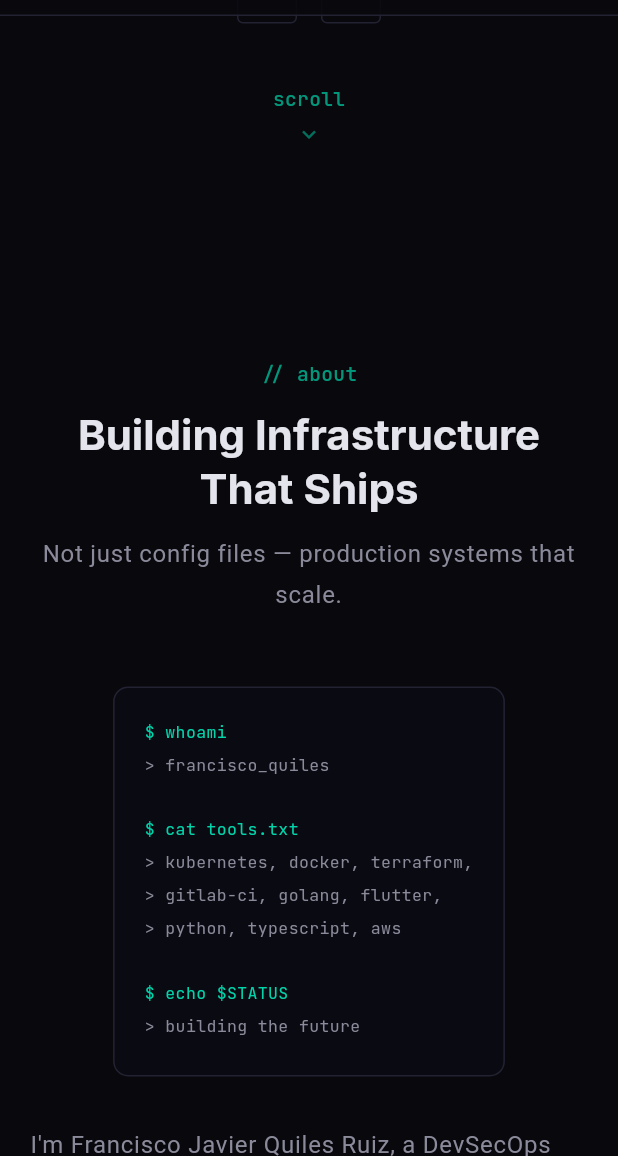
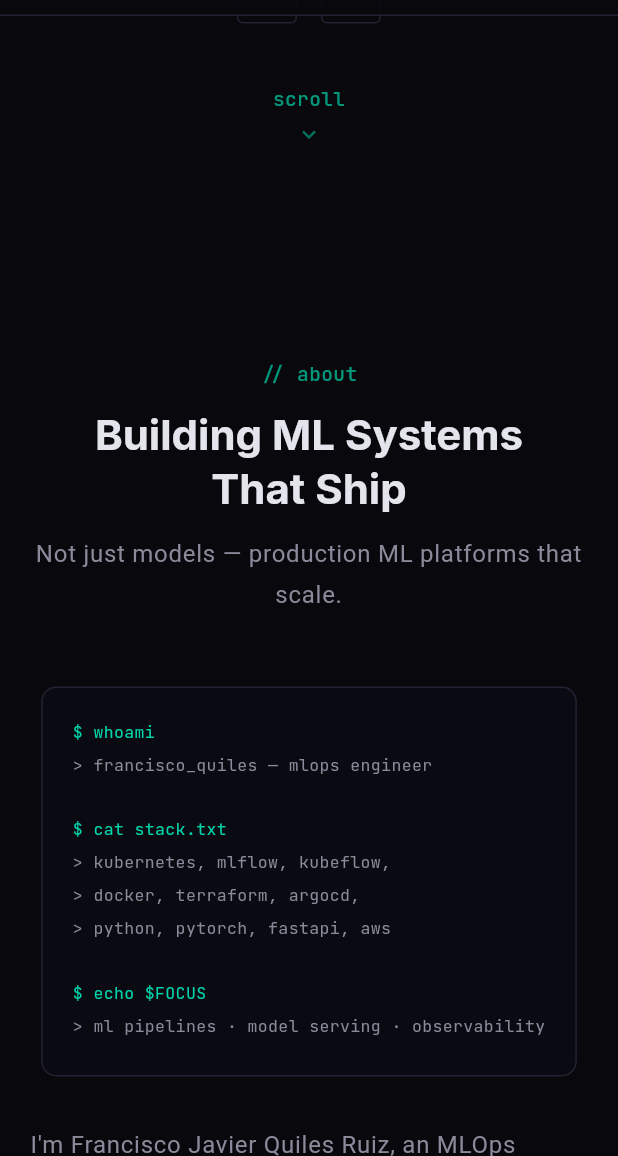
Before and after one commit to Franion03/franion03.github.io, a Flutter app: the screen it shows after launch, scrolled down 576 dp, on a phone screen of 412 x 824 dp, the part 80-1236 px from its top. Run offline on Flutter 3.47's test engine with Material 3 defaults, Android fonts, the phone set to English and light mode, and no system bars; our stand-ins replace google_fonts.

Commit message:
feat: rebrand portfolio as MLOps Engineer — update skills, experience, about, projects with mlops-pipeline

```diff
--- a/lib/data/experience.dart
+++ b/lib/data/experience.dart
@@ -18,28 +18,31 @@ const List<ExperienceData> experience = [
   ExperienceData(
     period: '2024 — Present',
     company: 'Swisscom',
-    role: 'DevSecOps Engineer',
+    role: 'MLOps / Platform Engineer',
     description:
-        'Kubernetes cluster deployment and management. Security automation, CI/CD pipeline design, '
-        'and cloud infrastructure provisioning. Built internal tooling for developer experience.',
-    tags: ['Kubernetes', 'Terraform', 'GitLab CI', 'Go', 'AWS'],
+        'Designing and operating ML infrastructure on EKS. Building ML pipelines with automated '
+        'training, model registry, and serving. GitOps-based deployments with ArgoCD, '
+        'Crossplane for infrastructure provisioning, and full observability with Prometheus/Grafana.',
+    tags: ['Kubernetes', 'MLflow', 'ArgoCD', 'Terraform', 'AWS', 'Python'],
   ),
   ExperienceData(
     period: '2023 — 2024',
     company: 'Swisscom',
-    role: 'Full Stack Developer',
+    role: 'Full Stack / ML Engineer',
     description:
-        'Full-stack development with TypeScript and Golang. Built cloud migration tooling on AWS. '
-        'Maintained CI/CD pipelines with GitLab. Implemented microservices architecture.',
-    tags: ['TypeScript', 'Go', 'AWS', 'GitLab CI', 'Docker'],
+        'Built ML-powered services with FastAPI and deployed on Kubernetes. Implemented CI/CD '
+        'pipelines for model training and serving. Developed data pipelines and feature engineering '
+        'workflows on AWS (S3, SageMaker, Lambda).',
+    tags: ['Python', 'FastAPI', 'Docker', 'AWS SageMaker', 'GitLab CI'],
   ),
   ExperienceData(
     period: '2020 — 2023',
     company: 'Odyssey Robotics',
-    role: 'Software Engineer',
+    role: 'ML Engineer',
     description:
-        'Flutter mobile development and Scrum Master. Designed ML pipelines in Python and developed '
-        'CNN models for video classification. Led a team of 4 engineers.',
-    tags: ['Flutter', 'Python', 'TensorFlow', 'Docker', 'Agile'],
+        'Designed and trained CNN models for real-time video classification. Built ML pipelines '
+        'in Python with automated retraining. Deployed models to edge devices with TensorFlow Lite. '
+        'Led a team of 4 engineers.',
+    tags: ['PyTorch', 'TensorFlow', 'Python', 'Docker', 'ML Pipelines'],
   ),
 ];
--- a/lib/data/skills.dart
+++ b/lib/data/skills.dart
@@ -9,25 +9,25 @@ class SkillData {
 }
 
 const List<SkillData> devopsSkills = [
-  SkillData(name: 'Kubernetes', percentage: 90),
-  SkillData(name: 'Docker', percentage: 92),
-  SkillData(name: 'Terraform', percentage: 85),
-  SkillData(name: 'GitLab CI/CD', percentage: 88),
-  SkillData(name: 'AWS', percentage: 82),
+  SkillData(name: 'Kubernetes / EKS', percentage: 92),
+  SkillData(name: 'Docker', percentage: 93),
+  SkillData(name: 'Terraform / IaC', percentage: 87),
+  SkillData(name: 'GitLab CI/CD', percentage: 90),
+  SkillData(name: 'AWS (SageMaker, EKS, S3)', percentage: 85),
 ];
 
 const List<SkillData> devSkills = [
-  SkillData(name: 'Go', percentage: 88),
-  SkillData(name: 'Flutter / Dart', percentage: 90),
-  SkillData(name: 'Python', percentage: 85),
-  SkillData(name: 'TypeScript', percentage: 80),
-  SkillData(name: 'Shell Scripting', percentage: 87),
+  SkillData(name: 'Python (ML/Data)', percentage: 90),
+  SkillData(name: 'MLflow / Experiment Tracking', percentage: 85),
+  SkillData(name: 'PyTorch / TensorFlow', percentage: 82),
+  SkillData(name: 'FastAPI / Model Serving', percentage: 88),
+  SkillData(name: 'Go', percentage: 85),
 ];
 
 const List<SkillData> securitySkills = [
-  SkillData(name: 'DevSecOps', percentage: 88),
-  SkillData(name: 'Network Security', percentage: 82),
-  SkillData(name: 'Container Security', percentage: 85),
-  SkillData(name: 'SAST / DAST', percentage: 80),
-  SkillData(name: 'IAM / RBAC', percentage: 83),
+  SkillData(name: 'ML Pipelines (Kubeflow/Airflow)', percentage: 85),
+  SkillData(name: 'Model Monitoring / Drift Detection', percentage: 82),
+  SkillData(name: 'Feature Stores / Data Pipelines', percentage: 80),
+  SkillData(name: 'Prometheus / Grafana', percentage: 88),
+  SkillData(name: 'ArgoCD / GitOps', percentage: 90),
 ];
--- a/lib/sections/about_section.dart
+++ b/lib/sections/about_section.dart
@@ -18,8 +18,8 @@ class AboutSection extends StatelessWidget {
         children: [
           const SectionHeader(
             comment: '// about',
-            title: 'Building Infrastructure\nThat Ships',
-            subtitle: 'Not just config files — production systems that scale.',
+            title: 'Building ML Systems\nThat Ship',
+            subtitle: 'Not just models — production ML platforms that scale.',
           ),
           const SizedBox(height: 48),
           isMobile
@@ -57,15 +57,15 @@ class _AboutTerminal extends StatelessWidget {
   Widget build(BuildContext context) {
     return const TerminalWidget(lines: [
       r'$ whoami',
-      r'> francisco_quiles',
+      r'> francisco_quiles — mlops engineer',
       r'',
-      r'$ cat tools.txt',
-      r'> kubernetes, docker, terraform,',
-      r'> gitlab-ci, golang, flutter,',
-      r'> python, typescript, aws',
+      r'$ cat stack.txt',
+      r'> kubernetes, mlflow, kubeflow,',
+      r'> docker, terraform, argocd,',
+      r'> python, pytorch, fastapi, aws',
       r'',
-      r'$ echo $STATUS',
-      r'> building the future',
+      r'$ echo $FOCUS',
+      r'> ml pipelines · model serving · observability',
     ]);
   }
 }
@@ -78,15 +78,15 @@ class _AboutBio extends StatelessWidget {
       crossAxisAlignment: CrossAxisAlignment.start,
       children: [
         Text(
-          "I'm Francisco Javier Quiles Ruiz, a DevSecOps Engineer based in Bern, Switzerland. "
-          "I specialize in building secure, scalable cloud infrastructure — from Kubernetes clusters "
-          "to automated CI/CD pipelines.\n\n"
-          "My work spans container orchestration, infrastructure as code, security automation, "
-          "and full-stack development. I believe the best infrastructure is invisible — "
-          "it just works, scales, and stays secure.\n\n"
-          "When I'm not deploying clusters or writing Terraform modules, you'll find me "
-          "contributing to open-source tools, earning cloud certifications, and mentoring "
-          "junior engineers.",
+          "I'm Francisco Javier Quiles Ruiz, an MLOps Engineer based in Bern, Switzerland. "
+          "I specialize in building production ML systems — from training pipelines and model "
+          "registries to scalable serving infrastructure.\n\n"
+          "My work bridges machine learning and platform engineering: Kubernetes-based ML platforms, "
+          "automated CI/CD for models, experiment tracking with MLflow, and real-time monitoring "
+          "for model drift and performance.\n\n"
+          "When I'm not deploying ML pipelines or optimizing model serving, you'll find me "
+          "building computer vision applications, earning cloud certifications, and contributing "
+          "to open-source ML tooling.",
           style: Theme.of(context).textTheme.bodyLarge,
         ),
       ],
--- a/lib/sections/hero_section.dart
+++ b/lib/sections/hero_section.dart
@@ -53,7 +53,7 @@ class HeroSection extends StatelessWidget {
           const SizedBox(height: 20),
           // Tagline
           Text(
-            'DevSecOps Engineer building secure, scalable infrastructure —\nfrom Kubernetes clusters to CI/CD pipelines. Turning complexity into reliability.',
+            'MLOps Engineer building production ML systems —\nfrom training pipelines to model serving at scale. Bridging ML and infrastructure.',
             textAlign: TextAlign.center,
             style: Theme.of(context).textTheme.bodyLarge,
           ),
--- a/lib/sections/skills_section.dart
+++ b/lib/sections/skills_section.dart
@@ -16,25 +16,25 @@ class SkillsSection extends StatelessWidget {
           const SectionHeader(
             comment: '// skills',
             title: 'Tech Stack',
-            subtitle: 'The tools and technologies I work with daily.',
+            subtitle: 'MLOps, ML Engineering, and Cloud Infrastructure.',
           ),
           const SizedBox(height: 48),
           isMobile
               ? const Column(children: [
-                  _SkillCategory(title: 'DevOps & Cloud', skills: devopsSkills),
+                  _SkillCategory(title: 'Infrastructure & Cloud', skills: devopsSkills),
                   SizedBox(height: 32),
-                  _SkillCategory(title: 'Development', skills: devSkills),
+                  _SkillCategory(title: 'ML Engineering', skills: devSkills),
                   SizedBox(height: 32),
-                  _SkillCategory(title: 'Security', skills: securitySkills),
+                  _SkillCategory(title: 'MLOps & Platforms', skills: securitySkills),
                 ])
               : const Row(
                   crossAxisAlignment: CrossAxisAlignment.start,
                   children: [
-                    Expanded(child: _SkillCategory(title: 'DevOps & Cloud', skills: devopsSkills)),
+                    Expanded(child: _SkillCategory(title: 'Infrastructure & Cloud', skills: devopsSkills)),
                     SizedBox(width: largePadding),
-                    Expanded(child: _SkillCategory(title: 'Development', skills: devSkills)),
+                    Expanded(child: _SkillCategory(title: 'ML Engineering', skills: devSkills)),
                     SizedBox(width: largePadding),
-                    Expanded(child: _SkillCategory(title: 'Security', skills: securitySkills)),
+                    Expanded(child: _SkillCategory(title: 'MLOps & Platforms', skills: securitySkills)),
                   ],
                 ),
         ],
```
Also changed, not shown: assets/project_images/project_4.png (added).
